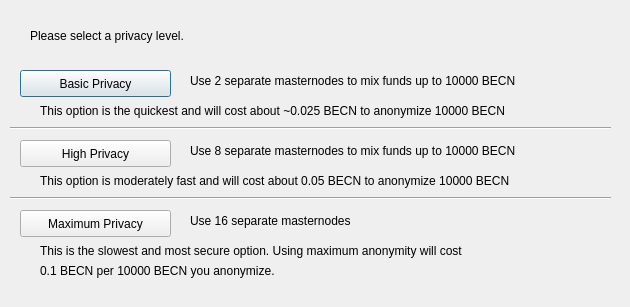
Qt form src/qt/forms/obfuscationconfig.ui (barrystyle/beacon) before a commit.
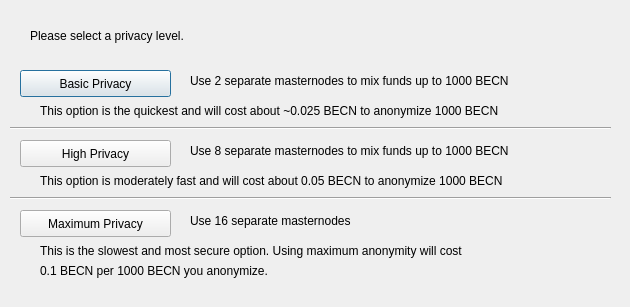
The same form after that commit.

```diff
--- a/src/qt/forms/obfuscationconfig.ui
+++ b/src/qt/forms/obfuscationconfig.ui
@@ -75,7 +75,7 @@
     </rect>
    </property>
    <property name="text">
-    <string>Use 2 separate masternodes to mix funds up to 10000 BECN</string>
+    <string>Use 2 separate masternodes to mix funds up to 1000 BECN</string>
    </property>
   </widget>
   <widget class="QLabel" name="label_3">
@@ -88,7 +88,7 @@
     </rect>
    </property>
    <property name="text">
-    <string>Use 8 separate masternodes to mix funds up to 10000 BECN</string>
+    <string>Use 8 separate masternodes to mix funds up to 1000 BECN</string>
    </property>
   </widget>
   <widget class="QLabel" name="label_4">
@@ -114,7 +114,7 @@
     </rect>
    </property>
    <property name="text">
-    <string>This option is the quickest and will cost about ~0.025 BECN to anonymize 10000 BECN</string>
+    <string>This option is the quickest and will cost about ~0.025 BECN to anonymize 1000 BECN</string>
    </property>
   </widget>
   <widget class="QLabel" name="label_7">
@@ -127,7 +127,7 @@
     </rect>
    </property>
    <property name="text">
-    <string>This option is moderately fast and will cost about 0.05 BECN to anonymize 10000 BECN</string>
+    <string>This option is moderately fast and will cost about 0.05 BECN to anonymize 1000 BECN</string>
    </property>
   </widget>
   <widget class="QLabel" name="label_8">
@@ -153,7 +153,7 @@
     </rect>
    </property>
    <property name="text">
-    <string>0.1 BECN per 10000 BECN you anonymize.</string>
+    <string>0.1 BECN per 1000 BECN you anonymize.</string>
    </property>
   </widget>
   <widget class="Line" name="line">
```
